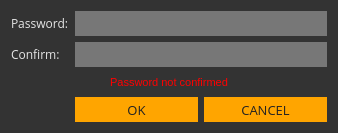
First picture: the form in src/gui/ui/newpassworddialog.ui, repository ConcealNetwork/conceal-desktop, before the edit.
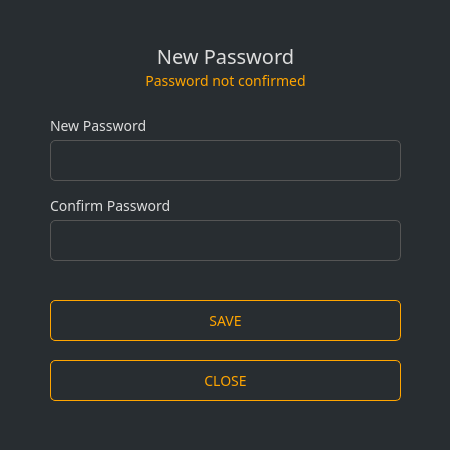
Second picture: the form after the edit.

The edit to the form file:
```diff
--- a/src/gui/ui/newpassworddialog.ui
+++ b/src/gui/ui/newpassworddialog.ui
@@ -6,8 +6,8 @@
    <rect>
     <x>0</x>
     <y>0</y>
-    <width>338</width>
-    <height>133</height>
+    <width>450</width>
+    <height>450</height>
    </rect>
   </property>
   <property name="sizePolicy">
@@ -20,62 +20,63 @@
    <string>Enter password</string>
   </property>
   <property name="styleSheet">
-   <string notr="true">background-color: #333; color: #e5e5e5;
-border: 0px;</string>
+   <string notr="true">background-color: #282d31; color: #ddd; border: 0px; font-family: Poppins;</string>
   </property>
   <layout class="QGridLayout" name="gridLayout">
-   <item row="3" column="1">
-    <widget class="QPushButton" name="m_okButton">
-     <property name="enabled">
-      <bool>false</bool>
-     </property>
-     <property name="minimumSize">
-      <size>
-       <width>0</width>
-       <height>25</height>
-      </size>
-     </property>
-     <property name="font">
-      <font>
-       <family>Open Sans</family>
-       <pointsize>10</pointsize>
-      </font>
-     </property>
+   <property name="leftMargin">
+    <number>0</number>
+   </property>
+   <property name="topMargin">
+    <number>0</number>
+   </property>
+   <property name="rightMargin">
+    <number>0</number>
+   </property>
+   <property name="bottomMargin">
+    <number>0</number>
+   </property>
+   <item row="0" column="0" colspan="2">
+    <widget class="QGroupBox" name="groupBox">
      <property name="styleSheet">
-      <string notr="true">color: #222; border-radius: 0px; border: 0px solid; background-color: orange;</string>
+      <string notr="true"/>
      </property>
-     <property name="text">
-      <string>OK</string>
+     <property name="title">
+      <string/>
      </property>
-     <property name="default">
-      <bool>true</bool>
-     </property>
-    </widget>
-   </item>
-   <item row="3" column="2">
-    <widget class="QPushButton" name="m_cancelButton">
-     <property name="minimumSize">
-      <size>
-       <width>0</width>
-       <height>25</height>
-      </size>
-     </property>
+     <widget class="QLabel" name="label_3">
+      <property name="geometry">
+       <rect>
+        <x>50</x>
+        <y>40</y>
+        <width>351</width>
+        <height>31</height>
+       </rect>
+      </property>
      <property name="font">
       <font>
-       <family>Open Sans</family>
-       <pointsize>10</pointsize>
+        <family>Poppins</family>
+        <pointsize>15</pointsize>
       </font>
      </property>
      <property name="styleSheet">
-      <string notr="true">color: #222; border-radius: 0px; border: 0px solid; background-color: orange;</string>
+       <string notr="true">color: #ddd; border-right: 0px;</string>
      </property>
      <property name="text">
-      <string>CANCEL</string>
-     </property>
-    </widget>
-   </item>
-   <item row="0" column="0">
+       <string>New Password</string>
+      </property>
+      <property name="alignment">
+       <set>Qt::AlignCenter</set>
+      </property>
+     </widget>
     <widget class="QLabel" name="label">
+      <property name="geometry">
+       <rect>
+        <x>50</x>
+        <y>110</y>
+        <width>331</width>
+        <height>31</height>
+       </rect>
+      </property>
      <property name="sizePolicy">
       <sizepolicy hsizetype="Maximum" vsizetype="Preferred">
        <horstretch>0</horstretch>
@@ -90,17 +91,26 @@
      </property>
      <property name="font">
       <font>
-       <family>Open Sans</family>
-       <pointsize>9</pointsize>
-      </font>
-     </property>
+        <family>Poppins</family>
+        <pointsize>-1</pointsize>
+       </font>
+      </property>
+      <property name="styleSheet">
+       <string notr="true">color: #ddd;border-right: 0px;font-size: 14px;</string>
+      </property>
      <property name="text">
-      <string>Password:</string>
-     </property>
-    </widget>
-   </item>
-   <item row="0" column="1" colspan="2">
+       <string>New Password</string>
+      </property>
+     </widget>
     <widget class="QLineEdit" name="m_passwordEdit">
+      <property name="geometry">
+       <rect>
+        <x>50</x>
+        <y>140</y>
+        <width>351</width>
+        <height>41</height>
+       </rect>
+      </property>
      <property name="sizePolicy">
       <sizepolicy hsizetype="Expanding" vsizetype="Fixed">
        <horstretch>0</horstretch>
@@ -110,47 +120,31 @@
      <property name="minimumSize">
       <size>
        <width>0</width>
-       <height>25</height>
+        <height>31</height>
       </size>
      </property>
      <property name="font">
       <font>
-       <family>Open Sans</family>
-       <pointsize>9</pointsize>
+        <family>Poppins</family>
+        <pointsize>-1</pointsize>
       </font>
      </property>
      <property name="styleSheet">
-      <string notr="true">background-color: #777;</string>
+       <string notr="true">padding: 3px; border: 1px solid #555; border-radius: 5px; font-family: 'Poppins'; font-size: 14px; color: #aaa;</string>
      </property>
      <property name="echoMode">
       <enum>QLineEdit::Password</enum>
      </property>
     </widget>
-   </item>
-   <item row="1" column="1" colspan="2">
-    <widget class="QLineEdit" name="m_passwordConfirmationEdit">
-     <property name="minimumSize">
-      <size>
-       <width>0</width>
-       <height>25</height>
-      </size>
-     </property>
-     <property name="font">
-      <font>
-       <family>Open Sans</family>
-       <pointsize>9</pointsize>
-      </font>
-     </property>
-     <property name="styleSheet">
-      <string notr="true">background-color: #777;</string>
-     </property>
-     <property name="echoMode">
-      <enum>QLineEdit::Password</enum>
-     </property>
-    </widget>
-   </item>
-   <item row="1" column="0">
     <widget class="QLabel" name="label_2">
+      <property name="geometry">
+       <rect>
+        <x>50</x>
+        <y>190</y>
+        <width>321</width>
+        <height>31</height>
+       </rect>
+      </property>
      <property name="sizePolicy">
       <sizepolicy hsizetype="Maximum" vsizetype="Preferred">
        <horstretch>0</horstretch>
@@ -165,19 +159,62 @@
      </property>
      <property name="font">
       <font>
-       <family>Open Sans</family>
-       <pointsize>9</pointsize>
-      </font>
-     </property>
+        <family>Poppins</family>
+        <pointsize>-1</pointsize>
+       </font>
+      </property>
+      <property name="styleSheet">
+       <string notr="true">color: #ddd;border-right: 0px;font-size: 14px;</string>
+      </property>
      <property name="text">
-      <string>Confirm:</string>
-     </property>
-    </widget>
-   </item>
-   <item row="2" column="0" colspan="3">
+       <string>Confirm Password</string>
+      </property>
+     </widget>
+     <widget class="QLineEdit" name="m_passwordConfirmationEdit">
+      <property name="geometry">
+       <rect>
+        <x>50</x>
+        <y>220</y>
+        <width>351</width>
+        <height>41</height>
+       </rect>
+      </property>
+      <property name="minimumSize">
+       <size>
+        <width>0</width>
+        <height>31</height>
+       </size>
+      </property>
+      <property name="font">
+       <font>
+        <family>Poppins</family>
+        <pointsize>-1</pointsize>
+       </font>
+      </property>
+      <property name="styleSheet">
+       <string notr="true">padding: 3px; border: 1px solid #555; border-radius: 5px; font-family: 'Poppins'; font-size: 14px; color: #aaa;</string>
+      </property>
+      <property name="echoMode">
+       <enum>QLineEdit::Password</enum>
+      </property>
+     </widget>
     <widget class="QLabel" name="m_errorLabel">
+      <property name="geometry">
+       <rect>
+        <x>0</x>
+        <y>70</y>
+        <width>451</width>
+        <height>21</height>
+       </rect>
+      </property>
+      <property name="font">
+       <font>
+        <family>Poppins</family>
+        <pointsize>-1</pointsize>
+       </font>
+      </property>
      <property name="styleSheet">
-      <string notr="true">color: #ff0000; font: 11px;</string>
+       <string notr="true">color: orange;border-right: 0px;font-size: 14px;</string>
      </property>
      <property name="text">
       <string>Password not confirmed</string>
@@ -186,6 +223,69 @@
       <set>Qt::AlignCenter</set>
      </property>
     </widget>
+     <widget class="QPushButton" name="m_okButton">
+      <property name="enabled">
+       <bool>false</bool>
+      </property>
+      <property name="geometry">
+       <rect>
+        <x>50</x>
+        <y>300</y>
+        <width>351</width>
+        <height>41</height>
+       </rect>
+      </property>
+      <property name="minimumSize">
+       <size>
+        <width>131</width>
+        <height>31</height>
+       </size>
+      </property>
+      <property name="font">
+       <font>
+        <family>Poppins</family>
+        <pointsize>-1</pointsize>
+       </font>
+      </property>
+      <property name="styleSheet">
+       <string notr="true">color: orange; border: 1px solid orange; font-size: 14px; border-radius: 5px;</string>
+      </property>
+      <property name="text">
+       <string>SAVE</string>
+      </property>
+      <property name="default">
+       <bool>true</bool>
+      </property>
+     </widget>
+     <widget class="QPushButton" name="m_cancelButton">
+      <property name="geometry">
+       <rect>
+        <x>50</x>
+        <y>360</y>
+        <width>351</width>
+        <height>41</height>
+       </rect>
+      </property>
+      <property name="minimumSize">
+       <size>
+        <width>131</width>
+        <height>31</height>
+       </size>
+      </property>
+      <property name="font">
+       <font>
+        <family>Poppins</family>
+        <pointsize>-1</pointsize>
+       </font>
+      </property>
+      <property name="styleSheet">
+       <string notr="true">color: orange; border: 1px solid orange; font-size: 14px; border-radius: 5px;</string>
+      </property>
+      <property name="text">
+       <string>CLOSE</string>
+      </property>
+     </widget>
+    </widget>
    </item>
   </layout>
  </widget>
```
Left out of the diff: 6 changed lines with no effect on the pictures. Lines whose indentation alone changed are shown as unchanged.
